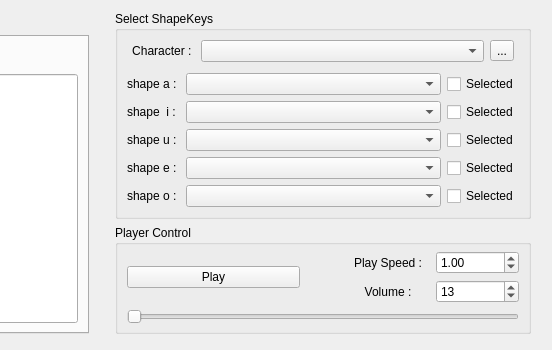
This is src/mainwidget.ui in Ndgt/AnimateBlendShape as Qt 5 draws it before an edit; both pictures show x 348 to 900 and y 0 to 350 of the 900 by 350 pixel window. The edited form follows.
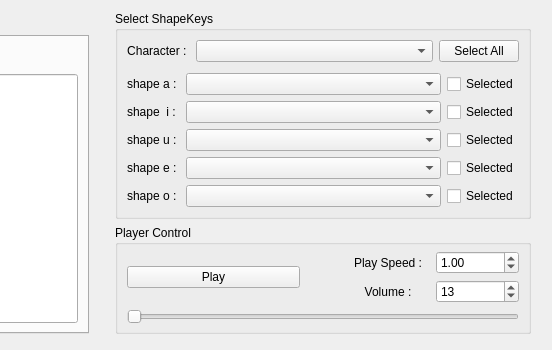
This is the edited form.

What changed in the file:
```diff
--- a/src/mainwidget.ui
+++ b/src/mainwidget.ui
@@ -148,13 +148,13 @@
             <item>
              <layout class="QHBoxLayout" name="horizontalLayout_10">
               <property name="leftMargin">
-               <number>5</number>
+               <number>0</number>
               </property>
               <property name="topMargin">
                <number>0</number>
               </property>
               <property name="rightMargin">
-               <number>5</number>
+               <number>0</number>
               </property>
               <property name="bottomMargin">
                <number>5</number>
@@ -186,9 +186,9 @@
                </widget>
               </item>
               <item>
-               <widget class="QToolButton" name="selectModelButton">
+               <widget class="QPushButton" name="pushButton">
                 <property name="text">
-                 <string>...</string>
+                 <string>Select All</string>
                 </property>
                </widget>
               </item>
```
Left out of the diff: 2 changed lines with no effect on the pictures.
